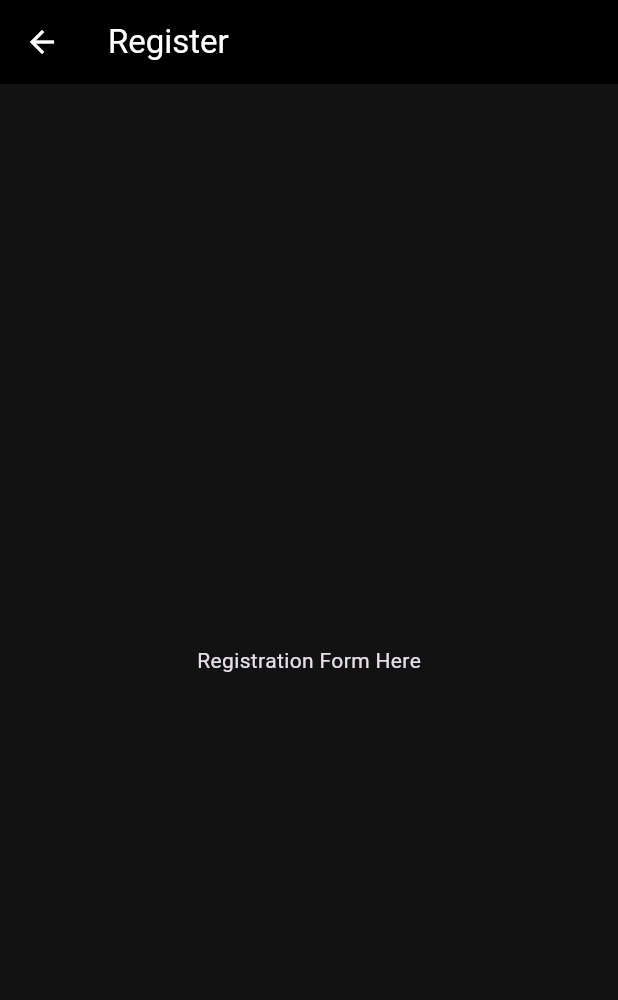
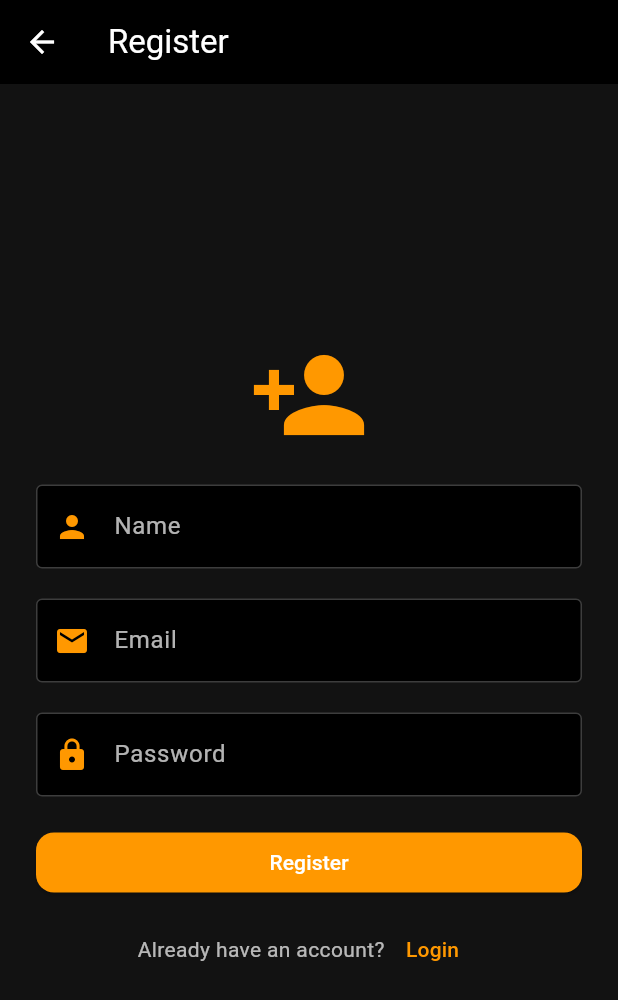
Before and after one commit to Imjustmalak/rights_app, a Flutter app: the RegisterPage screen opened directly, on a phone screen of 412 x 824 dp. Shown: the top 1000 px of the screen. Run offline on Flutter 3.47's test engine with Material 3 defaults, Android fonts, the phone set to English and light mode, and no system bars.

Commit message:
added register page design

```diff
--- a/lib/screens/register_page.dart
+++ b/lib/screens/register_page.dart
@@ -1,12 +1,180 @@
-// register_screen.dart
 import 'package:flutter/material.dart';
+import 'package:http/http.dart' as http;
+import 'dart:convert';
 
-class RegisterPage extends StatelessWidget {
+import '../api_config.dart';
+import 'login_page.dart';
+
+class RegisterPage extends StatefulWidget {
+  const RegisterPage({super.key});
+
+  @override
+  State<RegisterPage> createState() => _RegisterPageState();
+}
+
+class _RegisterPageState extends State<RegisterPage> {
+  final nameController = TextEditingController();
+  final emailController = TextEditingController();
+  final passwordController = TextEditingController();
+  bool isLoading = false;
+
+  Future<void> registerUser() async {
+    final url = Uri.parse('$baseUrl/register');
+
+    setState(() {
+      isLoading = true;
+    });
+
+    try {
+      final response = await http.post(
+        url,
+        headers: {'Content-Type': 'application/json'},
+        body: json.encode({
+          "name": nameController.text,
+          "email": emailController.text,
+          "password": passwordController.text,
+        }),
+      );
+
+      if (response.statusCode == 200) {
+        final data = json.decode(response.body);
+        if (data['success'] == true) {
+          Navigator.pushReplacement(
+            context,
+            MaterialPageRoute(builder: (_) => LoginPage()),
+          );
+        } else {
+          showError(data['message'] ?? 'Registration failed');
+        }
+      } else {
+        showError('Server error');
+      }
+    } catch (e) {
+      showError('Network error');
+    } finally {
+      setState(() {
+        isLoading = false;
+      });
+    }
+  }
+
+  void showError(String msg) {
+    ScaffoldMessenger.of(context).showSnackBar(
+      SnackBar(
+        content: Text(msg),
+        backgroundColor: Colors.red,
+      ),
+    );
+  }
+
   @override
   Widget build(BuildContext context) {
     return Scaffold(
-      appBar: AppBar(title: Text('Register')),
-      body: Center(child: Text("Registration Form Here")),
+      backgroundColor: const Color(0xFF121212),
+      appBar: AppBar(
+        title: const Text("Register"),
+        backgroundColor: Colors.black,
+      ),
+      body: Padding(
+        padding: const EdgeInsets.all(24.0),
+        child: Center(
+          child: SingleChildScrollView(
+            child: Column(
+              children: [
+                const Icon(Icons.person_add, size: 80, color: Colors.orange),
+                const SizedBox(height: 20),
+                TextField(
+                  controller: nameController,
+                  style: const TextStyle(color: Colors.white),
+                  decoration: InputDecoration(
+                    labelText: "Name",
+                    labelStyle: const TextStyle(color: Colors.white70),
+                    border: const OutlineInputBorder(),
+                    prefixIcon: const Icon(Icons.person, color: Colors.orange),
+                    enabledBorder: const OutlineInputBorder(
+                      borderSide: BorderSide(color: Colors.white24),
+                    ),
+                    focusedBorder: const OutlineInputBorder(
+                      borderSide: BorderSide(color: Colors.orange),
+                    ),
+                  ),
+                ),
+                const SizedBox(height: 20),
+                TextField(
+                  controller: emailController,
+                  style: const TextStyle(color: Colors.white),
+                  decoration: InputDecoration(
+                    labelText: "Email",
+                    labelStyle: const TextStyle(color: Colors.white70),
+                    border: const OutlineInputBorder(),
+                    prefixIcon: const Icon(Icons.email, color: Colors.orange),
+                    enabledBorder: const OutlineInputBorder(
+                      borderSide: BorderSide(color: Colors.white24),
+                    ),
+                    focusedBorder: const OutlineInputBorder(
+                      borderSide: BorderSide(color: Colors.orange),
+                    ),
+                  ),
+                ),
+                const SizedBox(height: 20),
+                TextField(
+                  controller: passwordController,
+                  obscureText: true,
+                  style: const TextStyle(color: Colors.white),
+                  decoration: InputDecoration(
+                    labelText: "Password",
+                    labelStyle: const TextStyle(color: Colors.white70),
+                    border: const OutlineInputBorder(),
+                    prefixIcon: const Icon(Icons.lock, color: Colors.orange),
+                    enabledBorder: const OutlineInputBorder(
+                      borderSide: BorderSide(color: Colors.white24),
+                    ),
+                    focusedBorder: const OutlineInputBorder(
+                      borderSide: BorderSide(color: Colors.orange),
+                    ),
+                  ),
+                ),
+                const SizedBox(height: 20),
+                isLoading
+                    ? const CircularProgressIndicator(color: Colors.orange)
+                    : SizedBox(
+                  width: double.infinity,
+                  child: ElevatedButton(
+                    style: ElevatedButton.styleFrom(
+                      backgroundColor: Colors.orange,
+                      shape: RoundedRectangleBorder(
+                        borderRadius: BorderRadius.circular(12),
+                      ),
+                    ),
+                    onPressed: registerUser,
+                    child: const Text("Register"),
+                  ),
+                ),
+                const SizedBox(height: 10),
+                Row(
+                  mainAxisAlignment: MainAxisAlignment.center,
+                  children: [
+                    const Text("Already have an account?",
+                        style: TextStyle(color: Colors.white70)),
+                    TextButton(
+                      onPressed: () {
+                        Navigator.pushReplacement(
+                          context,
+                          MaterialPageRoute(builder: (_) => const LoginPage()),
+                        );
+                      },
+                      child: const Text(
+                        "Login",
+                        style: TextStyle(color: Colors.orange),
+                      ),
+                    ),
+                  ],
+                ),
+              ],
+            ),
+          ),
+        ),
+      ),
     );
   }
 }
```
